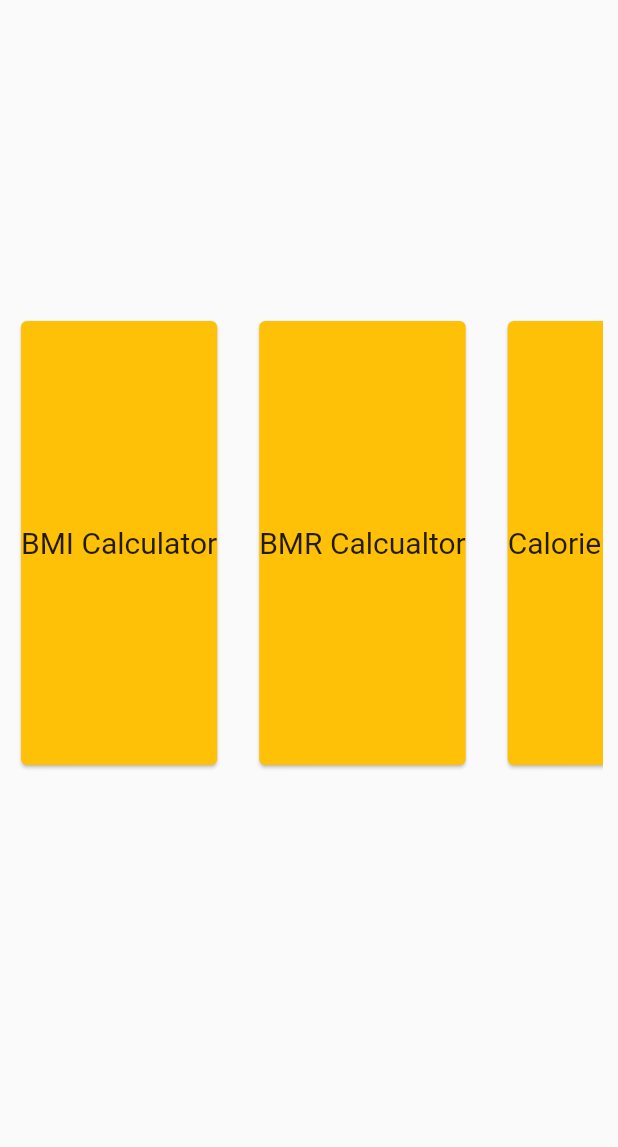
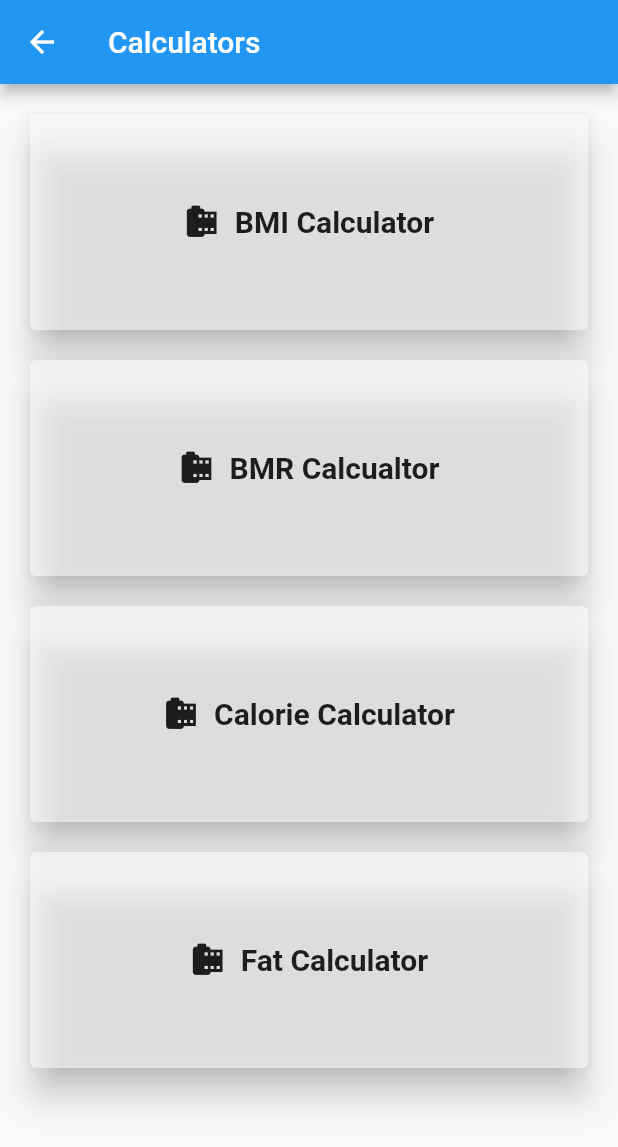
Before and after one commit to sayanmondal31/medisol-android, a Flutter app: the ClaculatorTabs screen opened directly, on a phone screen of 412 x 824 dp. Shown: the top 1147 px of the screen. Run offline on Flutter 3.47's test engine with Material 2 defaults, Android fonts, the phone set to English and light mode, and no system bars; our stand-ins replace animated_text_kit, camera, cloud_firestore, firebase_auth, flare_flutter, flutter_local_notifications and 7 more; missing offline and left inert: flutter_webview_plugin; accounts and stored records are empty; network calls fail.

Commit message:
map added

```diff
--- a/lib/firstpage/ButtonUi.dart
+++ b/lib/firstpage/ButtonUi.dart
@@ -14,7 +14,7 @@ class ButtonUi extends StatelessWidget {
       child: Padding(
         padding: const EdgeInsets.all(15.0),
         child:  RaisedButton(
-            color: Colors.white54,
+            color: Colors.white70,
 
             elevation: 20.0,
             onPressed: press,
--- a/lib/health_care_monitor.dart/options_calculator.dart
+++ b/lib/health_care_monitor.dart/options_calculator.dart
@@ -1,4 +1,5 @@
 import 'package:flutter/material.dart';
+import 'package:medisol/first_aid/first_aid_page/common_page_handle.dart';
 import 'package:medisol/firstpage/button_tab.dart';
 import 'package:medisol/health_care_monitor.dart/bmi_calculator/input_page.dart';
 import 'package:medisol/health_care_monitor.dart/bmr_calculator/decide_page.dart';
@@ -12,35 +13,44 @@ class _ClaculatorTabsState extends State<ClaculatorTabs> {
   @override
   Widget build(BuildContext context) {
     return Scaffold(
+      appBar: AppBar(
+        title: Text("Calculators"),
+      ),
       body: Padding(
         padding: const EdgeInsets.all(10.0),
         child: ListView(
-          scrollDirection: Axis.horizontal,
+          scrollDirection: Axis.vertical,
           children: <Widget>[
-            ButtonTabs(
-              text: 'BMI Calculator',
+            FirstaidComponents(
+              problemText: 'BMI Calculator',
               press: () => Navigator.push(context,
                   MaterialPageRoute(builder: (context) => BmiCalPage())),
+                  iconData: Icons.camera_roll,
             ),
             SizedBox(
               width: 20,
             ),
-            ButtonTabs(
+            FirstaidComponents(
               press: () => Navigator.push(context,
                   MaterialPageRoute(builder: (context) => DecidePage())),
-              text: 'BMR Calcualtor',
+              problemText: 'BMR Calcualtor',
+              iconData: Icons.camera_roll,
             ),
             SizedBox(
               width: 20.0,
             ),
-            ButtonTabs(
-              text: 'Calorie Calculator',
+            FirstaidComponents(
+              problemText: 'Calorie Calculator',
+              press: (){},
+              iconData: Icons.camera_roll,
             ),
             SizedBox(
               width: 20,
             ),
-            ButtonTabs(
-              text: 'Fat Calculator',
+            FirstaidComponents(
+              problemText: 'Fat Calculator',
+              press: (){},
+              iconData: Icons.camera_roll,
             )
           ],
         ),
--- a/lib/main.dart
+++ b/lib/main.dart
@@ -17,11 +17,13 @@ import 'package:medisol/symptoms/symptom_page/symptom_page.dart';
 void main() => runApp(MediSol());
 
 class MediSol extends StatelessWidget {
+  // bool darkThemeEnabled = false;
   @override
   Widget build(BuildContext context) {
     return MaterialApp(
+
       theme: ThemeData.light(),
-      // debugShowCheckedModeBanner: false,
+      debugShowCheckedModeBanner: false,
       home: MediPage(),
       initialRoute: MediPage.id,
       routes: {
--- a/lib/symptoms/symptom_page/symptom_page.dart
+++ b/lib/symptoms/symptom_page/symptom_page.dart
@@ -12,7 +12,7 @@ class SymptomsPage extends StatelessWidget {
     return Scaffold(
       backgroundColor: Colors.blueGrey[100] ,
       appBar: AppBar(
-        backgroundColor: Colors.blueGrey,
+        // backgroundColor: Colors.blueGrey,
         title: Text('Symptoms'),
       ),
       body: ListView(
--- a/pubspec.yaml
+++ b/pubspec.yaml
@@ -45,6 +45,8 @@ dependencies:
   rxdart: ^0.22.1
   # new added
   provider: ^3.0.0+1
+  geolocator: ^5.0.1
+  google_maps_flutter: ^0.5.20+2
   flutter_local_notifications:
   flare_flutter:
     git:
```
Also changed, not shown: lib/emergency/map.dart (added, +113 -0 lines), lib/emergency/map_buttons.dart (added, +47 -0 lines), lib/emergency/services.dart (added, +19 -0 lines), lib/first_aid/burn.dart (+20 -5 lines), lib/first_aid/cuts.dart (+19 -5 lines), lib/first_aid/stroke.dart (+14 -5 lines), lib/firstpage/page.dart (+14 -2 lines), pubspec.lock, 2 other files.
